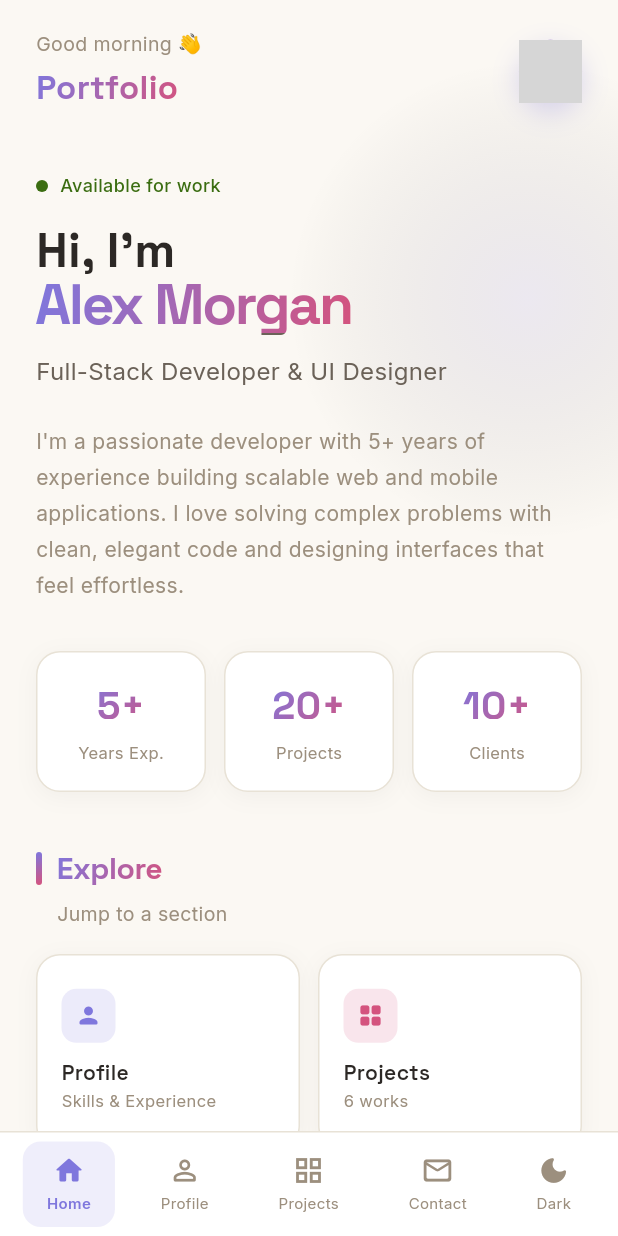
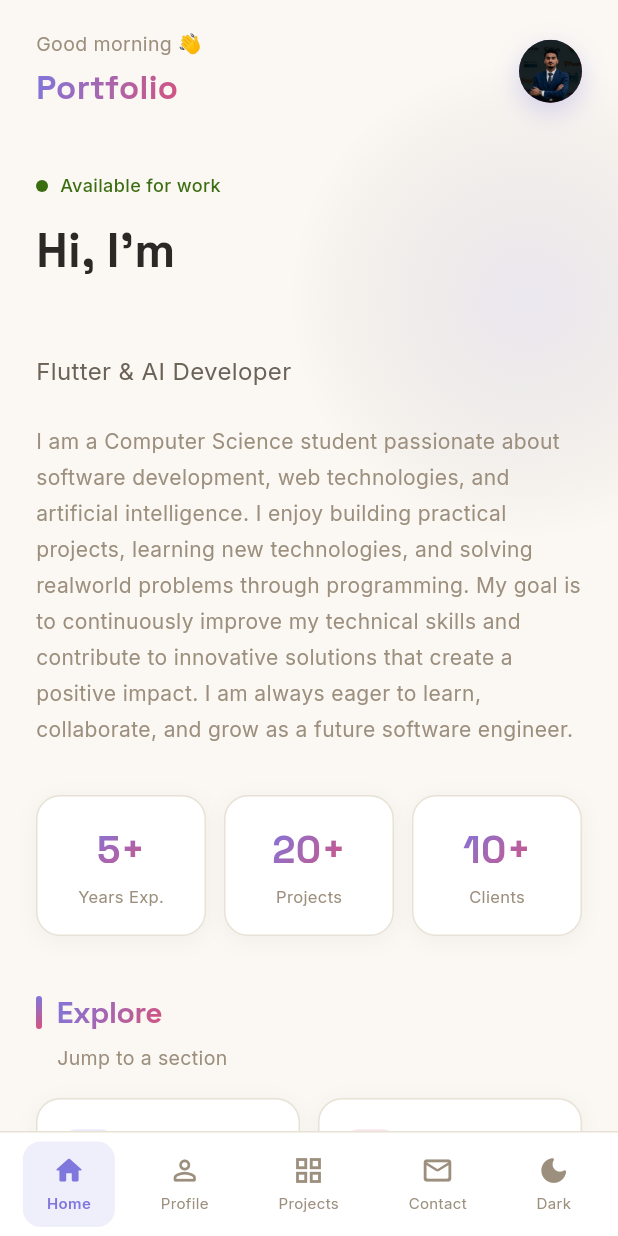
Before and after one commit to MSudaisdev05/portfolio-app-v2-flutter-CCodiora-tasks3, a Flutter app: the MainShell screen opened directly, on a phone screen of 412 x 824 dp. Run offline on Flutter 3.47's test engine with Material 3 defaults, Android fonts, the phone set to English and light mode, and no system bars; our stand-ins replace google_fonts, shared_preferences; accounts and stored records are empty; grey boxes are pictures that could not be loaded.

Commit message:
add personal data

```diff
--- a/lib/models/portfolio_data.dart
+++ b/lib/models/portfolio_data.dart
@@ -1,21 +1,21 @@
 // ─── Portfolio Data Models ────────────────────────────────────────────────
 
 class PortfolioData {
-  static const String name = "Alex Morgan";
-  static const String title = "Full-Stack Developer & UI Designer";
+  static const String name = "Muhammad Sudais";
+  static const String title = "Flutter & AI Developer";
   static const String tagline = "Crafting digital experiences that matter.";
   static const String about =
-      "I'm a passionate developer with 5+ years of experience building "
-      "scalable web and mobile applications. I love solving complex problems "
-      "with clean, elegant code and designing interfaces that feel effortless.";
+      "I'm a Comuter Science student passionate about software development,web technologies, and artificial inteligence.  "
+      "I enjoy building practical projects,lerning new technologies, and solving realworld problems through programming. "
+      "I am always eager to learn, collaborate, and grow as a future software engineer.";
 
-  static const String email = "alex.morgan@email.com";
-  static const String phone = "+1 (555) 234-5678";
-  static const String location = "San Francisco, CA";
-  static const String website = "https://alexmorgan.dev";
-  static const String github = "https://github.com/alexmorgan";
-  static const String linkedin = "https://linkedin.com/in/alexmorgan";
-  static const String twitter = "https://twitter.com/alexmorgan_dev";
+  static const String email = "msudais.dev05@gmail.com";
+  static const String phone = "03185425200";
+  static const String location = "Nowshrea,KpK,Pakistan ";
+  static const String website = "https://sudais.dev";
+  static const String github = "https://github.com/MSudaisdev05";
+  static const String linkedin = "https://www.linkedin.com/in/muhammad-sudais-5b2423384/";
+  static const String twitter = "https://x.com/MsudaisDev05";
 
   static const List<Skill> skills = [
     Skill("Flutter", 92, SkillCategory.mobile),
--- a/lib/screens/contact_screen.dart
+++ b/lib/screens/contact_screen.dart
@@ -89,7 +89,7 @@ class ContactScreen extends StatelessWidget {
                       children: [
                         // ✅ CORRECT
                           StatusDot(color: kAccentGreen(context)),
-                          const SizedBox(width: 8),
+          const SizedBox(width: 8),
                         Text(
                           "Available for freelance & full-time",
                           style: GoogleFonts.inter(
--- a/lib/screens/home_screen.dart
+++ b/lib/screens/home_screen.dart
@@ -1,11 +1,15 @@
 import 'package:flutter/material.dart';
 import 'package:google_fonts/google_fonts.dart';
+import 'package:provider/provider.dart';
+import 'package:url_launcher/url_launcher.dart';
+import 'package:portfolio_app/providers/profile_provider.dart';
 import '../theme/app_theme.dart';
 import '../models/portfolio_data.dart';
 import '../widgets/shared_widgets.dart';
 
 class HomeScreen extends StatefulWidget {
-  const HomeScreen({super.key});
+  final Function(int)? onNavigate;
+  const HomeScreen({super.key, this.onNavigate});
 
   @override
   State<HomeScreen> createState() => _HomeScreenState();
@@ -35,8 +39,28 @@ class _HomeScreenState extends State<HomeScreen>
     super.dispose();
   }
 
+  Future<void> _openGitHub(String url) async {
+    final Uri uri = Uri.parse(url);
+    if (await canLaunchUrl(uri)) {
+      await launchUrl(uri, mode: LaunchMode.externalApplication);
+    } else {
+      if (mounted) {
+        ScaffoldMessenger.of(context).showSnackBar(
+          SnackBar(
+            content: const Text("Could not open GitHub"),
+            behavior: SnackBarBehavior.floating,
+            backgroundColor: Colors.redAccent,
+            shape: RoundedRectangleBorder(borderRadius: BorderRadius.circular(10)),
+          ),
+        );
+      }
+    }
+  }
+
   @override
   Widget build(BuildContext context) {
+    final profile = context.watch<ProfileProvider>();
+
     return Scaffold(
       body: Stack(
         children: [
@@ -90,7 +114,12 @@ class _HomeScreenState extends State<HomeScreen>
                                 ),
                               ],
                             ),
-                            const AvatarWidget(size: 42, initials: "AM"),
+                            AvatarWidget(
+                              size: 42,
+                              initials: profile.name.isNotEmpty
+                                  ? profile.name.substring(0, 2).toUpperCase()
+                                  : "MS",
+                            ),
                           ],
                         ),
                       ),
@@ -105,8 +134,7 @@ class _HomeScreenState extends State<HomeScreen>
                           children: [
                             Row(
                               children: [
-                                // ✅ CORRECT
-                                  StatusDot(color: kAccentGreen(context)),
+                                StatusDot(color: kAccentGreen(context)),
                                 const SizedBox(width: 8),
                                 Text(
                                   "Available for work",
@@ -129,7 +157,7 @@ class _HomeScreenState extends State<HomeScreen>
                               ),
                             ),
                             GradientText(
-                              PortfolioData.name,
+                              profile.name,
                               style: GoogleFonts.spaceGrotesk(
                                 fontSize: 38,
                                 fontWeight: FontWeight.w800,
@@ -139,7 +167,7 @@ class _HomeScreenState extends State<HomeScreen>
                             ),
                             const SizedBox(height: 14),
                             Text(
-                              PortfolioData.title,
+                              profile.title,
                               style: GoogleFonts.inter(
                                 fontSize: 16,
                                 color: kTextSecondary(context),
@@ -149,7 +177,7 @@ class _HomeScreenState extends State<HomeScreen>
                             ),
                             const SizedBox(height: 24),
                             Text(
-                              PortfolioData.about,
+                              profile.about,
                               style: GoogleFonts.inter(
                                 fontSize: 14,
                                 color: kTextMuted(context),
@@ -180,7 +208,7 @@ class _HomeScreenState extends State<HomeScreen>
 
                     const SliverToBoxAdapter(child: SizedBox(height: 36)),
 
-                    // Quick nav cards
+                    // Quick nav section header
                     SliverToBoxAdapter(
                       child: Padding(
                         padding: const EdgeInsets.symmetric(horizontal: 24),
@@ -190,6 +218,8 @@ class _HomeScreenState extends State<HomeScreen>
                         ),
                       ),
                     ),
+
+                    // Quick nav cards
                     SliverPadding(
                       padding: const EdgeInsets.fromLTRB(24, 0, 24, 32),
                       sliver: SliverGrid(
@@ -198,7 +228,7 @@ class _HomeScreenState extends State<HomeScreen>
                           crossAxisCount: 2,
                           crossAxisSpacing: 12,
                           mainAxisSpacing: 12,
-                          childAspectRatio: 1.35,
+                          childAspectRatio: 1.4,
                         ),
                         delegate: SliverChildListDelegate([
                           _quickNav(
@@ -206,24 +236,28 @@ class _HomeScreenState extends State<HomeScreen>
                             label: "Profile",
                             sub: "Skills & Experience",
                             color: AppTheme.accent,
+                            onTap: () => widget.onNavigate?.call(1),
                           ),
                           _quickNav(
                             icon: Icons.grid_view_rounded,
                             label: "Projects",
                             sub: "${PortfolioData.projects.length} works",
                             color: AppTheme.accentWarm,
+                            onTap: () => widget.onNavigate?.call(2),
                           ),
                           _quickNav(
                             icon: Icons.mail_rounded,
                             label: "Contact",
                             sub: "Get in touch",
                             color: kAccentGreen(context),
+                            onTap: () => widget.onNavigate?.call(3),
                           ),
                           _quickNav(
                             icon: Icons.code_rounded,
                             label: "GitHub",
                             sub: "Open Source",
                             color: const Color(0xFFE2A84B),
+                            onTap: () => _openGitHub(profile.github),
                           ),
                         ]),
                       ),
@@ -270,8 +304,10 @@ class _HomeScreenState extends State<HomeScreen>
     required String label,
     required String sub,
     required Color color,
+    VoidCallback? onTap,
   }) {
     return GlassCard(
+      onTap: onTap,
       padding: const EdgeInsets.all(16),
       child: Column(
         crossAxisAlignment: CrossAxisAlignment.start,
--- a/lib/screens/main_shell.dart
+++ b/lib/screens/main_shell.dart
@@ -17,14 +17,6 @@ class MainShell extends StatefulWidget {
 class _MainShellState extends State<MainShell> {
   int _currentIndex = 0;
 
-  // ✅ CORRECT
-final List<Widget> _screens = [
-  const HomeScreen(),
-  const ProfileScreen(),
-  const ProjectsScreen(),
-  const ContactScreen(),
-];
-
   final List<_NavItem> _navItems = const [
     _NavItem(Icons.home_rounded, Icons.home_outlined, "Home"),
     _NavItem(Icons.person_rounded, Icons.person_outline_rounded, "Profile"),
@@ -35,8 +27,17 @@ final List<Widget> _screens = [
   @override
   Widget build(BuildContext context) {
     final themeProvider = context.watch<ThemeProvider>();
+
+    // ✅ Screens list inside build method so setState works correctly
+    final List<Widget> screens = [
+      HomeScreen(onNavigate: (index) => setState(() => _currentIndex = index)),
+      const ProfileScreen(),
+      const ProjectsScreen(),
+      const ContactScreen(),
+    ];
+
     return Scaffold(
-      body: IndexedStack(index: _currentIndex, children: _screens),
+      body: IndexedStack(index: _currentIndex, children: screens),
       bottomNavigationBar: Container(
         decoration: BoxDecoration(
           color: kSurface(context),
@@ -57,32 +58,75 @@ final List<Widget> _screens = [
                     behavior: HitTestBehavior.opaque,
                     child: AnimatedContainer(
                       duration: const Duration(milliseconds: 220),
-                      padding: const EdgeInsets.symmetric(horizontal: 16, vertical: 8),
+                      padding: const EdgeInsets.symmetric(
+                          horizontal: 16, vertical: 8),
                       decoration: BoxDecoration(
-                        color: selected ? kAccent(context).withOpacity(0.12) : Colors.transparent,
+                        color: selected
+                            ? kAccent(context).withOpacity(0.12)
+                            : Colors.transparent,
                         borderRadius: BorderRadius.circular(12),
                       ),
-                      child: Column(mainAxisSize: MainAxisSize.min, children: [
-                        Icon(selected ? item.activeIcon : item.inactiveIcon, size: 22, color: selected ? kAccent(context) : kTextMuted(context)),
-                        const SizedBox(height: 4),
-                        Text(item.label, style: GoogleFonts.inter(fontSize: 10, fontWeight: selected ? FontWeight.w600 : FontWeight.w400, color: selected ? kAccent(context) : kTextMuted(context))),
-                      ]),
+                      child: Column(
+                        mainAxisSize: MainAxisSize.min,
+                        children: [
+                          Icon(
+                            selected ? item.activeIcon : item.inactiveIcon,
+                            size: 22,
+                            color: selected
+                                ? kAccent(context)
+                                : kTextMuted(context),
+                          ),
+                          const SizedBox(height: 4),
+                          Text(
+                            item.label,
+                            style: GoogleFonts.inter(
+                              fontSize: 10,
+                              fontWeight: selected
+                                  ? FontWeight.w600
+                                  : FontWeight.w400,
+                              color: selected
+                                  ? kAccent(context)
+                                  : kTextMuted(context),
+                            ),
+                          ),
+                        ],
+                      ),
                     ),
                   );
                 }),
-                // Theme toggle in nav bar
+
+                // Theme toggle
                 GestureDetector(
                   onTap: () => themeProvider.toggle(),
                   behavior: HitTestBehavior.opaque,
                   child: AnimatedContainer(
                     duration: const Duration(milliseconds: 220),
-                    padding: const EdgeInsets.symmetric(horizontal: 16, vertical: 8),
-                    decoration: BoxDecoration(color: Colors.transparent, borderRadius: BorderRadius.circular(12)),
-                    child: Column(mainAxisSize: MainAxisSize.min, children: [
-                      Icon(themeProvider.isDark ? Icons.light_mode_rounded : Icons.dark_mode_rounded, size: 22, color: kTextMuted(context)),
-                      const SizedBox(height: 4),
-                      Text(themeProvider.isDark ? "Light" : "Dark", style: GoogleFonts.inter(fontSize: 10, color: kTextMuted(context))),
-                    ]),
+                    padding: const EdgeInsets.symmetric(
+                        horizontal: 16, vertical: 8),
+                    decoration: BoxDecoration(
+                      color: Colors.transparent,
+                      borderRadius: BorderRadius.circular(12),
+                    ),
+                    child: Column(
+                      mainAxisSize: MainAxisSize.min,
+                      children: [
+                        Icon(
+                          themeProvider.isDark
+                              ? Icons.light_mode_rounded
+                              : Icons.dark_mode_rounded,
+                          size: 22,
+                          color: kTextMuted(context),
+                        ),
+                        const SizedBox(height: 4),
+                        Text(
+                          themeProvider.isDark ? "Light" : "Dark",
+                          style: GoogleFonts.inter(
+                            fontSize: 10,
+                            color: kTextMuted(context),
+                          ),
+                        ),
+                      ],
+                    ),
                   ),
                 ),
               ],
--- a/pubspec.yaml
+++ b/pubspec.yaml
@@ -13,6 +13,7 @@ dependencies:
   google_fonts: ^6.1.0
   shared_preferences: ^2.2.2
   provider: ^6.1.1
+  url_launcher: ^6.3.2
 
 dev_dependencies:
   flutter_test:
```
Also changed, not shown: assets/images/profile.jpg (renamed from assets/images/profile.jpeg), pubspec.lock, 5 other files.
